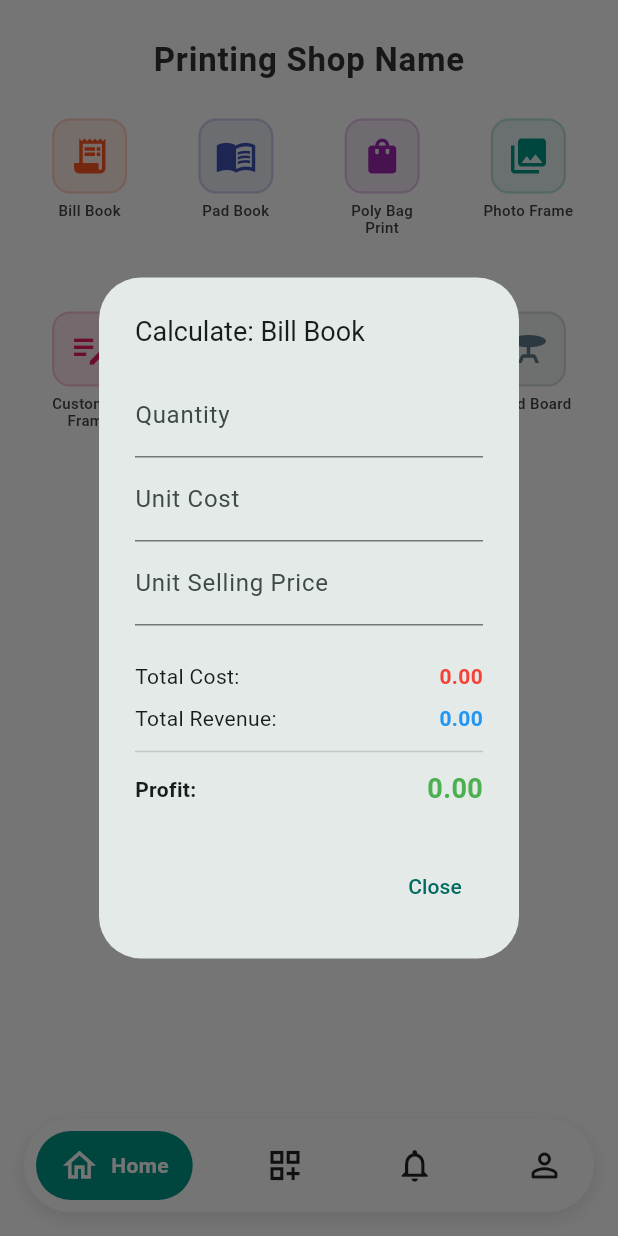
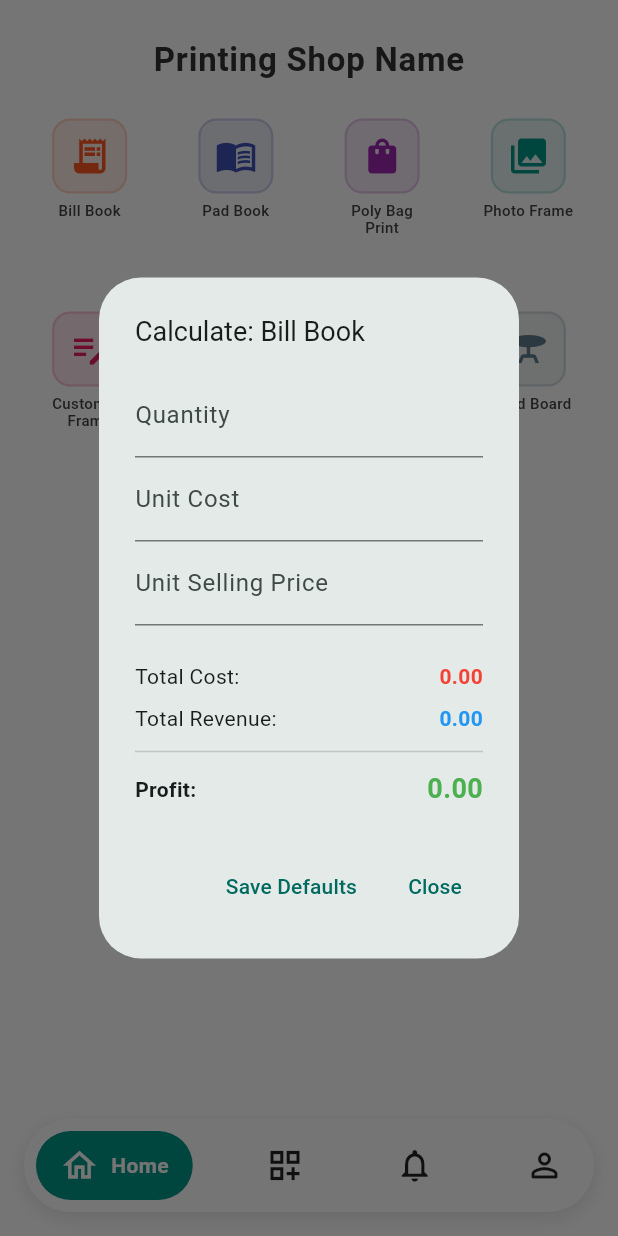
Before and after one commit to sanjeewa97/Inkup, a Flutter app: the screen it shows after launch, after a tap on "Bill Book", on a phone screen of 412 x 824 dp. Run offline on Flutter 3.47's test engine with Material 3 defaults, Android fonts, the phone set to English and light mode, and no system bars.

Commit message:
Add editable defaults to calculator

```diff
--- a/lib/home_screen.dart
+++ b/lib/home_screen.dart
@@ -122,11 +122,26 @@ class _HomeScreenState extends State<HomeScreen> {
     );
   }
 
+  final Map<String, Map<String, double>> _itemDefaults = {};
+
   // Show calculator.
   void _showCalculator(BuildContext context, String itemName) {
+    final defaults = _itemDefaults[itemName] ?? {'cost': 0.0, 'price': 0.0};
     showDialog(
       context: context,
-      builder: (context) => CalculatorDialog(itemName: itemName),
+      builder: (context) => CalculatorDialog(
+        itemName: itemName,
+        initialCost: defaults['cost']!,
+        initialPrice: defaults['price']!,
+        onSaveDefaults: (cost, price) {
+          setState(() {
+            _itemDefaults[itemName] = {'cost': cost, 'price': price};
+          });
+          ScaffoldMessenger.of(context).showSnackBar(
+            SnackBar(content: Text('Defaults saved for $itemName')),
+          );
+        },
+      ),
     );
   }
 
@@ -173,7 +188,17 @@ class _HomeScreenState extends State<HomeScreen> {
 
 class CalculatorDialog extends StatefulWidget {
   final String itemName;
-  const CalculatorDialog({super.key, required this.itemName});
+  final double initialCost;
+  final double initialPrice;
+  final Function(double, double) onSaveDefaults;
+
+  const CalculatorDialog({
+    super.key,
+    required this.itemName,
+    required this.initialCost,
+    required this.initialPrice,
+    required this.onSaveDefaults,
+  });
 
   @override
   State<CalculatorDialog> createState() => _CalculatorDialogState();
@@ -181,12 +206,27 @@ class CalculatorDialog extends StatefulWidget {
 
 class _CalculatorDialogState extends State<CalculatorDialog> {
   final _qtyController = TextEditingController();
-  final _costController = TextEditingController();
-  final _priceController = TextEditingController();
+  late TextEditingController _costController;
+  late TextEditingController _priceController;
 
   double _totalCost = 0;
   double _totalRevenue = 0;
   double _profit = 0;
+
+  @override
+  void initState() {
+    super.initState();
+    _costController = TextEditingController(text: widget.initialCost > 0 ? widget.initialCost.toString() : '');
+    _priceController = TextEditingController(text: widget.initialPrice > 0 ? widget.initialPrice.toString() : '');
+  }
+
+  @override
+  void dispose() {
+    _qtyController.dispose();
+    _costController.dispose();
+    _priceController.dispose();
+    super.dispose();
+  }
 
   void _calculate() {
     final qty = double.tryParse(_qtyController.text) ?? 0;
@@ -198,6 +238,12 @@ class _CalculatorDialogState extends State<CalculatorDialog> {
       _totalRevenue = qty * unitPrice;
       _profit = _totalRevenue - _totalCost;
     });
+  }
+
+  void _saveDefaults() {
+    final unitCost = double.tryParse(_costController.text) ?? 0;
+    final unitPrice = double.tryParse(_priceController.text) ?? 0;
+    widget.onSaveDefaults(unitCost, unitPrice);
   }
 
   @override
@@ -235,6 +281,10 @@ class _CalculatorDialogState extends State<CalculatorDialog> {
         ),
       ),
       actions: [
+        TextButton(
+          onPressed: _saveDefaults,
+          child: const Text('Save Defaults'),
+        ),
         TextButton(
           onPressed: () => Navigator.pop(context),
           child: const Text('Close'),
```
